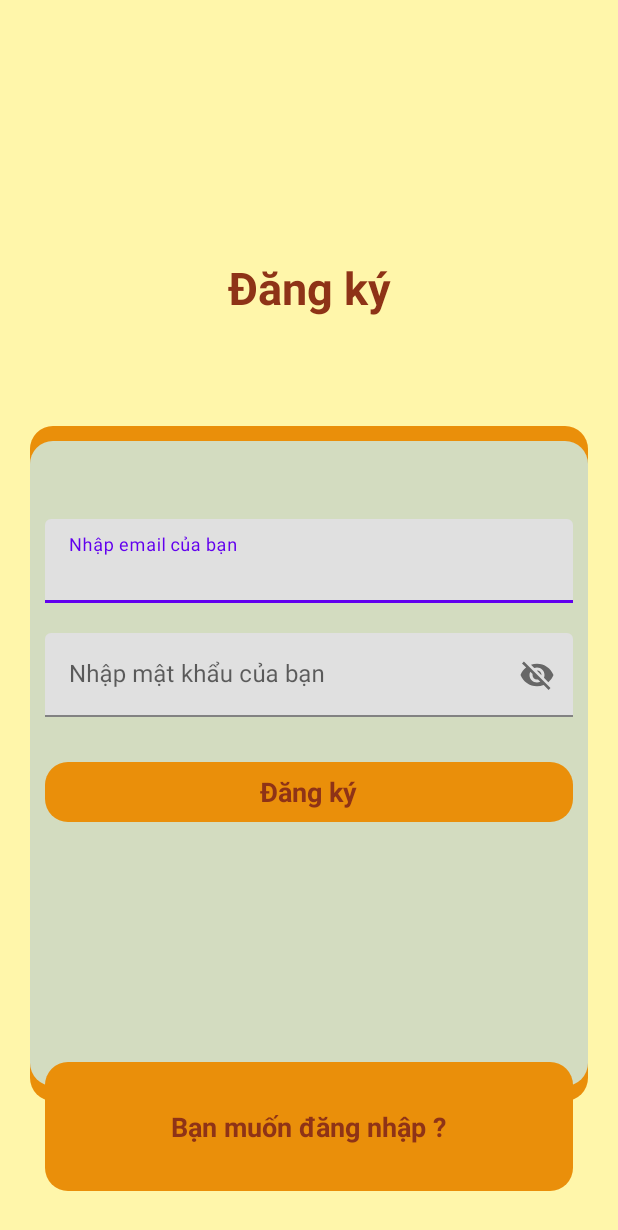
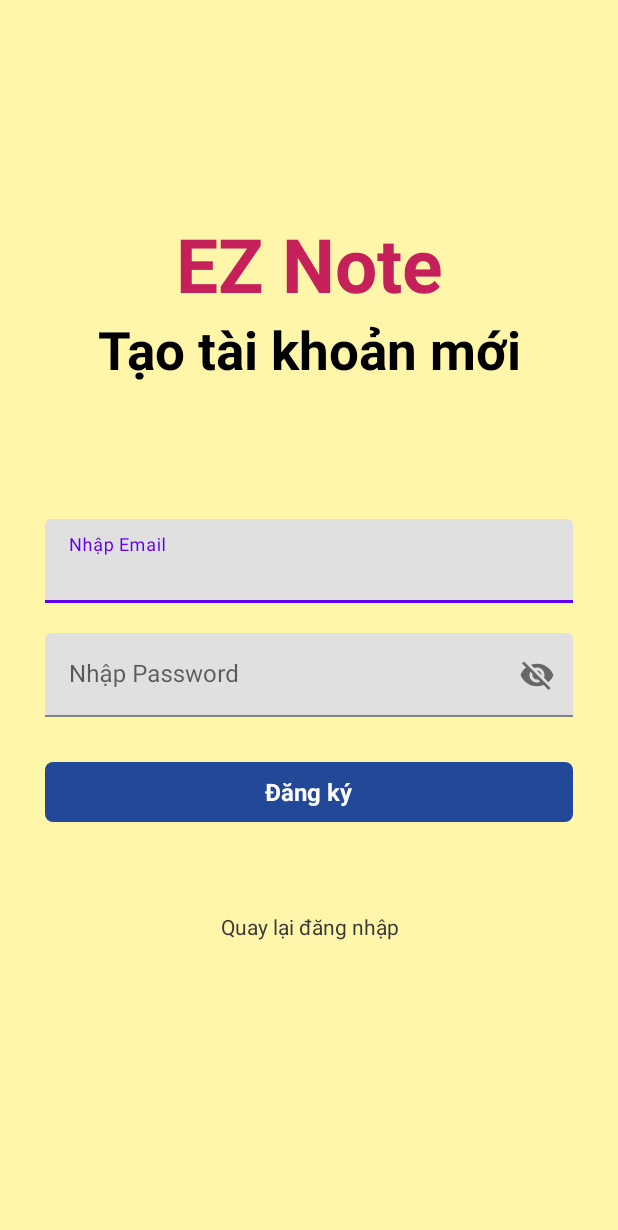
Before and after one commit to TVBinh19000399/EZNotes, an Android app: the layout activity_sign_up.xml on its own in the app's theme, with its tools: preview values and no code run, on a phone screen of 412 x 824 dp. Shown: the top 1230 px of the screen. Run offline under Robolectric (Android 15) with nearby library versions, the phone set to English and light mode, and no system bars.

Commit message:
Update activity_sign_up.xml

```diff
--- a/app/src/main/res/layout/activity_sign_up.xml
+++ b/app/src/main/res/layout/activity_sign_up.xml
@@ -7,89 +7,75 @@
     android:background="#FFF6AA"
     tools:context=".SignUpActivity">
 
-
     <RelativeLayout
+        android:id="@+id/centernine2"
         android:layout_width="match_parent"
         android:layout_height="wrap_content"
-        android:id="@+id/centernine2"
-        android:layout_centerInParent="true"
-        ></RelativeLayout>
-
-    <View
-        android:layout_width="match_parent"
-        android:layout_height="450dp"
-        android:layout_alignBottom="@+id/gotologin"
-        android:layout_alignParentStart="true"
-        android:layout_alignParentEnd="true"
-        android:layout_marginStart="20dp"
-        android:layout_marginEnd="20dp"
-        android:layout_marginBottom="60dp"
-        android:background="@drawable/bg_orange"></View>
-
-    <View
-        android:id="@+id/view"
-        android:layout_width="match_parent"
-        android:layout_height="430dp"
-        android:layout_alignBottom="@+id/gotologin"
-        android:layout_alignParentStart="true"
-        android:layout_alignParentEnd="true"
-        android:layout_marginStart="20dp"
-        android:layout_marginEnd="20dp"
-        android:layout_marginBottom="70dp"
-        android:background="@drawable/bg_blu" />
+        android:layout_centerInParent="true"></RelativeLayout>
 
     <LinearLayout
         android:layout_width="match_parent"
         android:layout_height="wrap_content"
+        android:layout_above="@+id/centernine2"
         android:layout_marginLeft="30dp"
         android:layout_marginRight="30dp"
-        android:layout_above="@+id/centernine2"
-        android:layout_marginBottom="200dp"
+        android:layout_marginBottom="155dp"
         android:orientation="vertical">
-
 
         <TextView
             android:layout_width="match_parent"
             android:layout_height="wrap_content"
-            android:text="Đăng ký"
+            android:text="EZ Note"
             android:textAlignment="center"
-            android:textSize="30dp"
-            android:textColor="#8E3317"
+            android:textColor="#C6205B"
+            android:textSize="50dp"
+            android:textStyle="bold"></TextView>
+
+        <TextView
+            android:layout_width="match_parent"
+            android:layout_height="wrap_content"
+            android:text="Tạo tài khoản mới"
+            android:textAlignment="center"
+            android:textColor="@color/black"
+            android:textSize="35dp"
             android:textStyle="bold"></TextView>
 
     </LinearLayout>
+
     <com.google.android.material.textfield.TextInputLayout
+        android:id="@+id/email"
         android:layout_width="match_parent"
+
         android:layout_height="wrap_content"
+        android:layout_above="@+id/centernine2"
+        android:layout_marginLeft="30dp"
+        android:layout_marginRight="30dp"
+        android:layout_marginBottom="10dp">
 
-        android:layout_above="@+id/centernine2"
-        android:layout_marginBottom="10dp"
-        android:id="@+id/email"
-        android:layout_marginRight="30dp"
-        android:layout_marginLeft="30dp">
         <EditText
+            android:id="@+id/signupemail"
             android:layout_width="match_parent"
             android:layout_height="wrap_content"
-            android:id="@+id/signupemail"
-            android:hint="Nhập email của bạn"
+            android:hint="Nhập Email"
             android:inputType="textEmailAddress"></EditText>
     </com.google.android.material.textfield.TextInputLayout>
+
     <com.google.android.material.textfield.TextInputLayout
+        android:id="@+id/password"
         android:layout_width="match_parent"
+
         android:layout_height="wrap_content"
+        android:layout_below="@+id/centernine2"
+        android:layout_marginLeft="30dp"
+        android:layout_marginTop="10dp"
+        android:layout_marginRight="30dp"
+        app:passwordToggleEnabled="true">
 
-        android:layout_below="@+id/centernine2"
-        android:layout_marginTop="10dp"
-        android:id="@+id/password"
-        android:layout_marginRight="30dp"
-        android:layout_marginLeft="30dp"
-        app:passwordToggleEnabled="true">
         <EditText
+            android:id="@+id/signuppassword"
             android:layout_width="match_parent"
             android:layout_height="wrap_content"
-            android:id="@+id/signuppassword"
-            android:hint="Nhập mật khẩu của bạn"
-            ></EditText>
+            android:hint="Nhập Password"></EditText>
     </com.google.android.material.textfield.TextInputLayout>
 
     <RelativeLayout
@@ -102,7 +88,7 @@
         android:layout_marginTop="30dp"
 
         android:layout_marginRight="30dp"
-        android:background="@drawable/bg_orange">
+        android:background="@drawable/button_design">
 
         <TextView
             android:layout_width="wrap_content"
@@ -110,39 +96,24 @@
             android:layout_centerInParent="true"
             android:layout_marginStart="8dp"
             android:text="Đăng ký"
-            android:textColor="#8E3317"
-            android:textSize="18sp"
+            android:textColor="@color/white"
+            android:textSize="16sp"
             android:textStyle="bold" />
 
     </RelativeLayout>
 
-    <RelativeLayout
-
+    <TextView
         android:id="@+id/gotologin"
         android:layout_width="match_parent"
-        android:layout_height="40dp"
 
+        android:layout_height="wrap_content"
         android:layout_below="@+id/dangky"
-        android:layout_alignParentBottom="true"
         android:layout_marginLeft="30dp"
-        android:layout_marginTop="160dp"
+        android:layout_marginTop="60dp"
+        android:layout_marginRight="30dp"
+        android:text="Quay lại đăng nhập"
+        android:textAlignment="center"
+        android:textColor="#393838"></TextView>
 
-        android:layout_marginRight="30dp"
-        android:layout_marginBottom="30dp"
-        android:background="@drawable/bg_orange">
-
-        <TextView
-
-            android:layout_width="wrap_content"
-            android:layout_height="wrap_content"
-            android:layout_centerInParent="true"
-            android:text="Bạn muốn đăng nhập ?"
-
-            android:textAlignment="center"
-            android:textColor="#8E3317"
-            android:textSize="18dp"
-            android:textStyle="bold"></TextView>
-
-    </RelativeLayout>
 
 </RelativeLayout>
```
